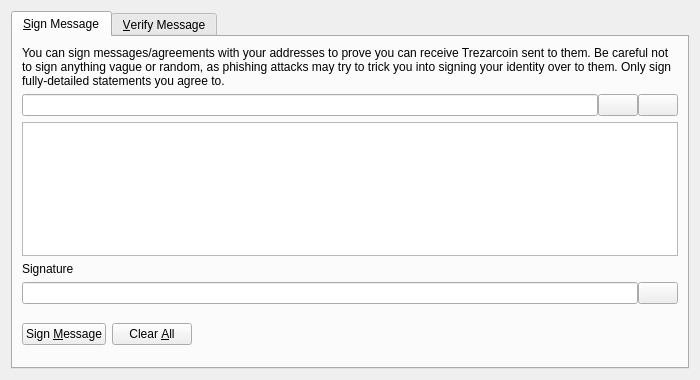
Before: the Qt Designer form src/qt/forms/signverifymessagedialog.ui in TrezarCoin/TrezarCoin, drawn with Qt 5.
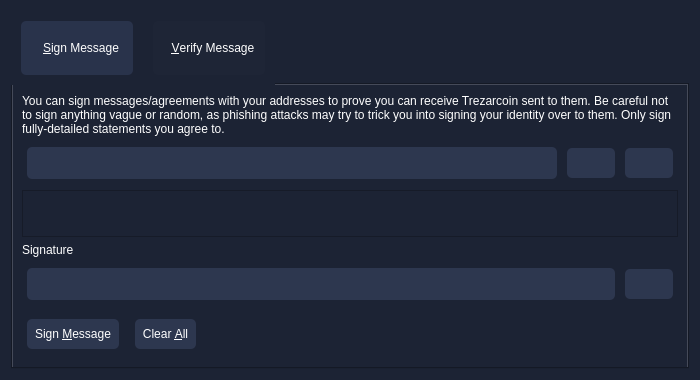
After: the same form once the commit is applied. Icons and pictures are not drawn. Custom widgets are drawn as their Qt base class.

Diff of the .ui file:
```diff
--- a/src/qt/forms/signverifymessagedialog.ui
+++ b/src/qt/forms/signverifymessagedialog.ui
@@ -13,12 +13,36 @@
   <property name="windowTitle">
    <string>Signatures - Sign / Verify a Message</string>
   </property>
+  <property name="styleSheet">
+   <string notr="true">background:#1c2334;
+color:#fff;
+</string>
+  </property>
   <property name="modal">
    <bool>true</bool>
   </property>
   <layout class="QVBoxLayout" name="verticalLayout">
    <item>
     <widget class="QTabWidget" name="tabWidget">
+     <property name="styleSheet">
+      <string notr="true">QTabBar::tab::selected {
+    background: #29334b;
+    color: #fff;
+    min-width: 100px;
+	height:50px;
+
+}
+QTabBar::tab {
+	background: #1e2536;
+    color: #fff;
+    min-width: 100px;
+	height:50px;
+	padding:2px;
+	border-radius:5px;
+	padding-left:10px;
+	margin:10px;
+}</string>
+     </property>
      <property name="currentIndex">
       <number>0</number>
      </property>
@@ -50,6 +74,13 @@
            <property name="toolTip">
             <string>The Trezarcoin address to sign the message with</string>
            </property>
+           <property name="styleSheet">
+            <string notr="true">background:#2d374f;
+padding:8px;
+border-radius:5px;
+color:#fff;
+margin:5px</string>
+           </property>
           </widget>
          </item>
          <item>
@@ -57,6 +88,20 @@
            <property name="toolTip">
             <string>Choose previously used address</string>
            </property>
+           <property name="styleSheet">
+            <string notr="true">QPushButton::pressed{
+  background-color: #232c41;
+  box-shadow: 0px 0px 0px 1px rgba(0, 0, 0, 0.1) inset,
+  0px 1px 4px 0px rgba(0, 0, 0, 0.1) inset !important;
+}
+QPushButton{
+background:#2d374f;
+padding:8px;
+border-radius:5px;
+color:#fff;
+margin:5px
+}</string>
+           </property>
            <property name="text">
             <string/>
            </property>
@@ -77,6 +122,20 @@
            <property name="toolTip">
             <string>Paste address from clipboard</string>
            </property>
+           <property name="styleSheet">
+            <string notr="true">QPushButton::pressed{
+  background-color: #232c41;
+  box-shadow: 0px 0px 0px 1px rgba(0, 0, 0, 0.1) inset,
+  0px 1px 4px 0px rgba(0, 0, 0, 0.1) inset !important;
+}
+QPushButton{
+background:#2d374f;
+padding:8px;
+border-radius:5px;
+color:#fff;
+margin:5px
+}</string>
+           </property>
            <property name="text">
             <string/>
            </property>
@@ -123,6 +182,13 @@
              <italic>true</italic>
             </font>
            </property>
+           <property name="styleSheet">
+            <string notr="true">background:#2d374f;
+padding:8px;
+border-radius:5px;
+color:#fff;
+margin:5px</string>
+           </property>
            <property name="readOnly">
             <bool>true</bool>
            </property>
@@ -133,6 +199,20 @@
            <property name="toolTip">
             <string>Copy the current signature to the system clipboard</string>
            </property>
+           <property name="styleSheet">
+            <string notr="true">QPushButton::pressed{
+  background-color: #232c41;
+  box-shadow: 0px 0px 0px 1px rgba(0, 0, 0, 0.1) inset,
+  0px 1px 4px 0px rgba(0, 0, 0, 0.1) inset !important;
+}
+QPushButton{
+background:#2d374f;
+padding:8px;
+border-radius:5px;
+color:#fff;
+margin:5px
+}</string>
+           </property>
            <property name="text">
             <string/>
            </property>
@@ -154,6 +234,20 @@
            <property name="toolTip">
             <string>Sign the message to prove you own this Trezarcoin address</string>
            </property>
+           <property name="styleSheet">
+            <string notr="true">QPushButton::pressed{
+  background-color: #232c41;
+  box-shadow: 0px 0px 0px 1px rgba(0, 0, 0, 0.1) inset,
+  0px 1px 4px 0px rgba(0, 0, 0, 0.1) inset !important;
+}
+QPushButton{
+background:#2d374f;
+padding:8px;
+border-radius:5px;
+color:#fff;
+margin:5px
+}</string>
+           </property>
            <property name="text">
             <string>Sign &amp;Message</string>
            </property>
@@ -171,6 +265,20 @@
            <property name="toolTip">
             <string>Reset all sign message fields</string>
            </property>
+           <property name="styleSheet">
+            <string notr="true">QPushButton::pressed{
+  background-color: #232c41;
+  box-shadow: 0px 0px 0px 1px rgba(0, 0, 0, 0.1) inset,
+  0px 1px 4px 0px rgba(0, 0, 0, 0.1) inset !important;
+}
+QPushButton{
+background:#2d374f;
+padding:8px;
+border-radius:5px;
+color:#fff;
+margin:5px
+}</string>
+           </property>
            <property name="text">
             <string>Clear &amp;All</string>
            </property>
```
